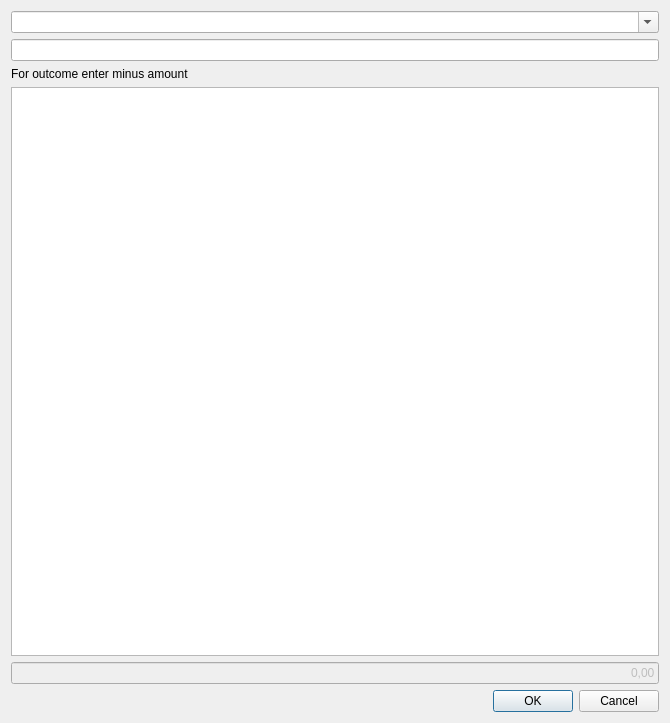
Above: savings/form/TransferIncomeOutcomeEd.ui from lukasszz/savings before the change. Below: the same form after it.
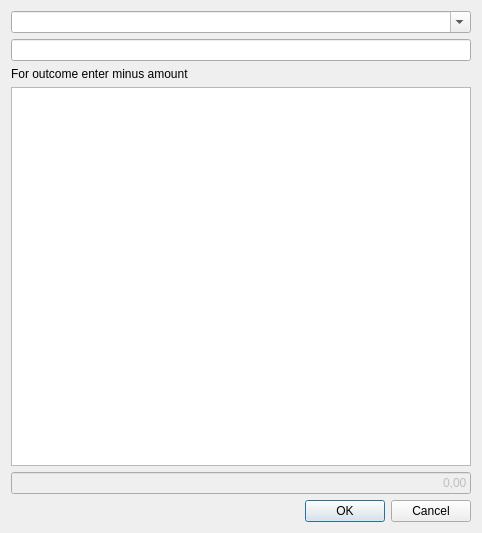
That is the form after the change.

Commit message: Income/Outcome visual adjusments #23

Patch:
```diff
--- a/savings/form/TransferIncomeOutcomeEd.ui
+++ b/savings/form/TransferIncomeOutcomeEd.ui
@@ -6,8 +6,8 @@
    <rect>
     <x>0</x>
     <y>0</y>
-    <width>670</width>
-    <height>723</height>
+    <width>478</width>
+    <height>533</height>
    </rect>
   </property>
   <property name="sizePolicy">
@@ -61,6 +61,12 @@
        <verstretch>0</verstretch>
       </sizepolicy>
      </property>
+     <attribute name="horizontalHeaderStretchLastSection">
+      <bool>true</bool>
+     </attribute>
+     <attribute name="verticalHeaderStretchLastSection">
+      <bool>false</bool>
+     </attribute>
     </widget>
    </item>
    <item>
```
The commit also changes 2 other files.
